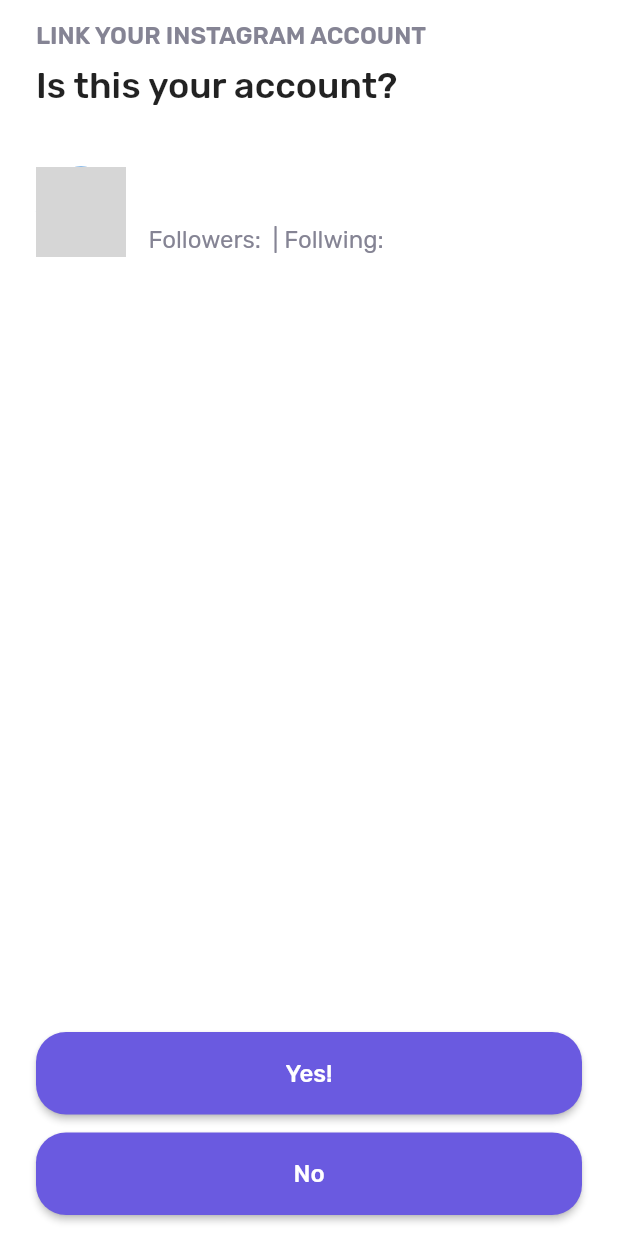
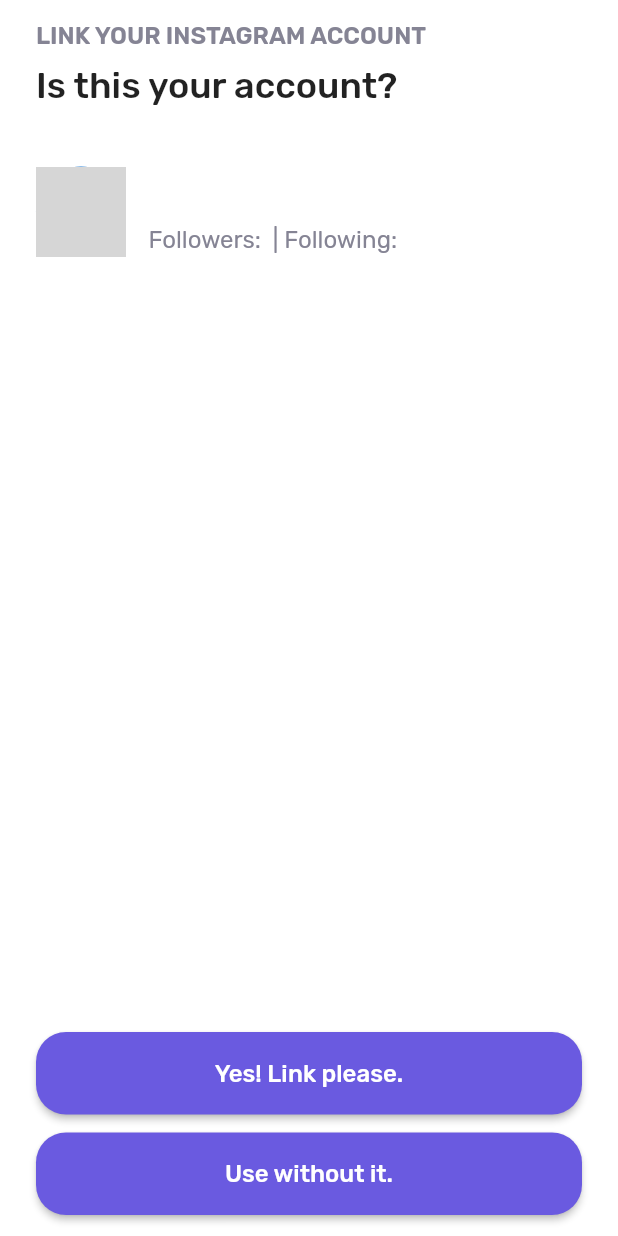
Before and after one commit to tangible-idea/TMTT, a Flutter app: the FoundInstagramAccountDialog widget shown alone on an empty page, opened directly with empty values, on a phone screen of 412 x 824 dp. Run offline on Flutter 3.47's test engine with Material 2 defaults, Android fonts, the phone set to English and light mode, and no system bars; our stand-ins replace cloud_firestore, device_info_plus, dio, firebase_analytics, firebase_auth, firebase_core and 11 more; missing offline and left inert: android_intent_plus, carrier_info, dart:ffi, flutter_insta, purchases_flutter, webview_flutter_web; accounts and stored records are empty; generated files the repository leaves out were written again; network calls fail; project files that could hold a hidden picture were left out; grey boxes are pictures that could not be loaded.

```diff
--- a/lib/src/bottom_dialog/found_instagram_account_dialog.dart
+++ b/lib/src/bottom_dialog/found_instagram_account_dialog.dart
@@ -29,6 +29,8 @@ class FoundInstagramAccountDialog extends BaseWidget {
     required this.instagramName,
     required this.instagramBio,
     required this.instagramImageURL,
+    required this.onYesPressed,
+    required this.onNoPressed,
   });
 
   // @override
@@ -70,7 +72,7 @@ class FoundInstagramAccountDialog extends BaseWidget {
               PlainText(text: instagramName, style: MyTextStyle.body16.copyWith(
                   color: MyColor.kGrey2
               ),),
-              PlainText(text: 'Followers: ${follower} | Follwing: ${following}', style: MyTextStyle.body16.copyWith(
+              PlainText(text: 'Followers: ${follower} | Following: ${following}', style: MyTextStyle.body16.copyWith(
                   color: MyColor.kGrey2
               ),),
             ],),
@@ -81,7 +83,7 @@ class FoundInstagramAccountDialog extends BaseWidget {
 
           Spacer(),
           BottomPlainButton(
-            text: 'Yes!',
+            text: 'Yes! Link please.',
             enabledObs: RxBool(true),
             onPressed: () {
               Get.back();
@@ -89,7 +91,7 @@ class FoundInstagramAccountDialog extends BaseWidget {
             },
           ),
           BottomPlainButton(
-            text: 'No',
+            text: "Use without it.",
             enabledObs: RxBool(true),
             onPressed: () {
               Get.back();
--- a/lib/src/resources/languages/language_en.dart
+++ b/lib/src/resources/languages/language_en.dart
@@ -10,6 +10,7 @@ Map<String, String> translations_en = {
 
   Strings.registerDesc1: 'Get anonymous messages on any kind of \r\nsocial media apps such as Instagram!',
   Strings.registerDesc2: 'this web address is how people will find\r\nyour TMTT profile online.',
+  Strings.registerDesc3: '(For example, your instagram ID.)',
   Strings.registerCreateYourOwnLInk: 'Create your own link',
 
   Strings.permissionScreenDesc1: '원활한 앱 사용을 위해\n다음의 앱 권한을 허용해주세요',
--- a/lib/src/resources/languages/language_kr.dart
+++ b/lib/src/resources/languages/language_kr.dart
@@ -10,6 +10,7 @@ Map<String, String> translations_kr = {
 
   Strings.registerDesc1: '인스타그램 등 SNS에서 익명 메시지를 받을 수 있는\n계정을 만들어 드릴게요.',
   Strings.registerDesc2: '친구에게 익명 메시지를 받을 수 있는 URL을 만들어볼까요.',
+  Strings.registerDesc2: '(인스타그램 ID와 똑같이 입력하면 쓰기 편해요~)',
   Strings.registerCreateYourOwnLInk: '공유링크 생성하기',
 
   Strings.permissionScreenDesc1: '원활한 앱 사용을 위해\n다음의 앱 권한을 허용해주세요',
--- a/lib/src/resources/languages/strings.dart
+++ b/lib/src/resources/languages/strings.dart
@@ -10,7 +10,9 @@ class Strings {
   // register page
   static String registerDesc1 = 'registerDesc1';
   static String registerDesc2 = 'registerDesc2';
+  static String registerDesc3 = 'registerDesc3';
   static String registerCreateYourOwnLInk = 'registerCreateYourOwnLInk';
+
 
 
   // desc == description
--- a/lib/src/screens/register/create_slug_screen.dart
+++ b/lib/src/screens/register/create_slug_screen.dart
@@ -51,7 +51,7 @@ class CreateSlugScreen extends GetView<RegisterController> {
                   style: MyTextStyle.body,
                   textAlign: TextAlign.center),
               AppSpaces.verticalSpace10,
-              Text("(For example, your instagram ID.)",
+              Text(Strings.registerDesc3.tr,
                   style: MyTextStyle.body.copyWith(color: Colors.black38),
                   textAlign: TextAlign.center),
               AppSpaces.verticalSpace30,
```
Also changed, not shown: lib/firebase/fire_store.dart (+49 -0 lines), lib/firebase/firebase_auth.dart (added, +17 -0 lines), lib/src/screens/home/home_controller.dart (+1 -11 lines), lib/src/screens/register/register_controller.dart (+17 -8 lines).
